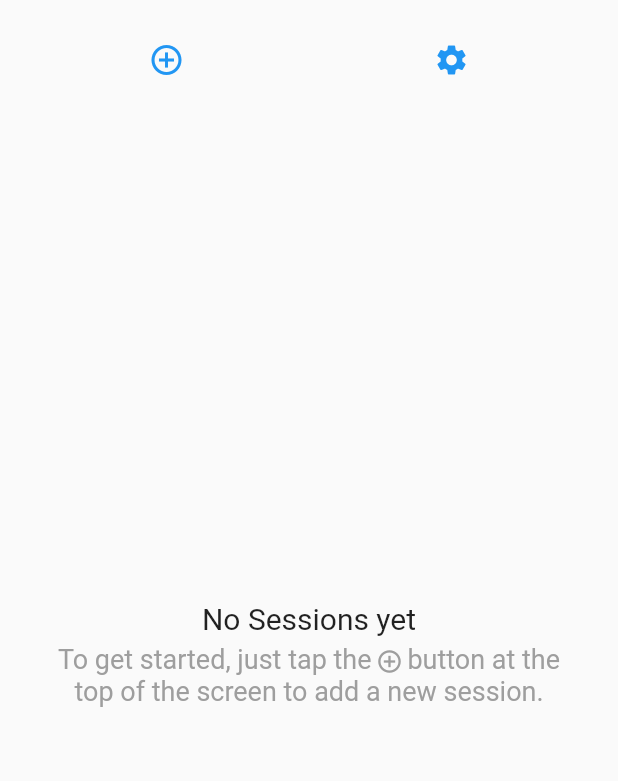
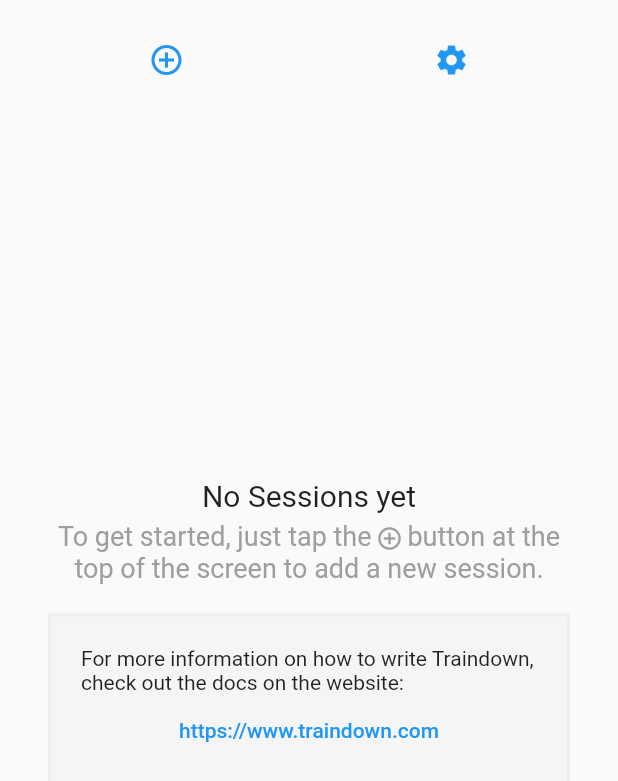
Before and after one commit to traindown/transponder, a Flutter app: the screen it shows after launch, on a phone screen of 412 x 824 dp. Shown: the top 781 px of the screen. Run offline on Flutter 3.47's test engine with Material 2 defaults, Android fonts, the phone set to English and light mode, and no system bars; our stand-ins replace shared_preferences; missing offline and left inert: flutter_email_sender, traindown.

Commit message:
Almost ready for release

```diff
--- a/lib/session_list.dart
+++ b/lib/session_list.dart
@@ -2,6 +2,7 @@ import 'package:flutter/cupertino.dart';
 import 'package:flutter/material.dart';
 
 import 'session.dart';
+import 'traindown_info.dart';
 
 enum SessionMenuOption { copy, delete, edit, email }
 
@@ -169,7 +170,8 @@ class SessionList extends StatelessWidget {
                             TextSpan(
                                 text:
                                     'button at the top of the screen to add a new session.')
-                          ]))
+                          ])),
+                  TraindownInfo()
                 ])));
   }
 
--- a/lib/settings.dart
+++ b/lib/settings.dart
@@ -2,6 +2,8 @@ import 'package:flutter/cupertino.dart';
 import 'package:flutter/material.dart';
 
 import 'package:shared_preferences/shared_preferences.dart';
+
+import 'traindown_info.dart';
 
 // Create a Form widget.
 class Settings extends StatefulWidget {
@@ -78,6 +80,7 @@ class SettingsState extends State<Settings> {
                   return null;
                 },
               ),
+              TraindownInfo()
             ],
           )),
     );
--- /dev/null
+++ b/lib/traindown_info.dart
@@ -0,0 +1,24 @@
+import 'package:flutter/cupertino.dart';
+import 'package:flutter/material.dart';
+
+import 'package:url_launcher/url_launcher.dart';
+
+class TraindownInfo extends StatelessWidget {
+  @override
+  Widget build(BuildContext context) {
+    return Container(
+        decoration: BoxDecoration(
+            border: Border.all(width: 2.0, color: Colors.grey[200]),
+            color: Colors.grey[100]),
+        margin: EdgeInsets.symmetric(vertical: 20.0),
+        padding: EdgeInsets.all(20.0),
+        child: Column(children: [
+          Text(
+              'For more information on how to write Traindown, check out the docs on the website:'),
+          FlatButton(
+              child: Text('https://www.traindown.com',
+                  style: TextStyle(color: Colors.blue)),
+              onPressed: () => launch('https://www.traindown.com'))
+        ]));
+  }
+}
--- a/pubspec.yaml
+++ b/pubspec.yaml
@@ -33,6 +33,7 @@ dependencies:
   path_provider:
   shared_preferences: '>=0.5.8 <2.0.0'
   traindown: ^1.7.0
+  url_launcher: ^5.5.0
 
 dev_dependencies:
   flutter_launcher_icons: ^0.7.5
```
Also changed, not shown: lib/main.dart (+4 -4 lines), lib/traindown_editor.dart (+56 -47 lines), pubspec.lock, 1 other file.
